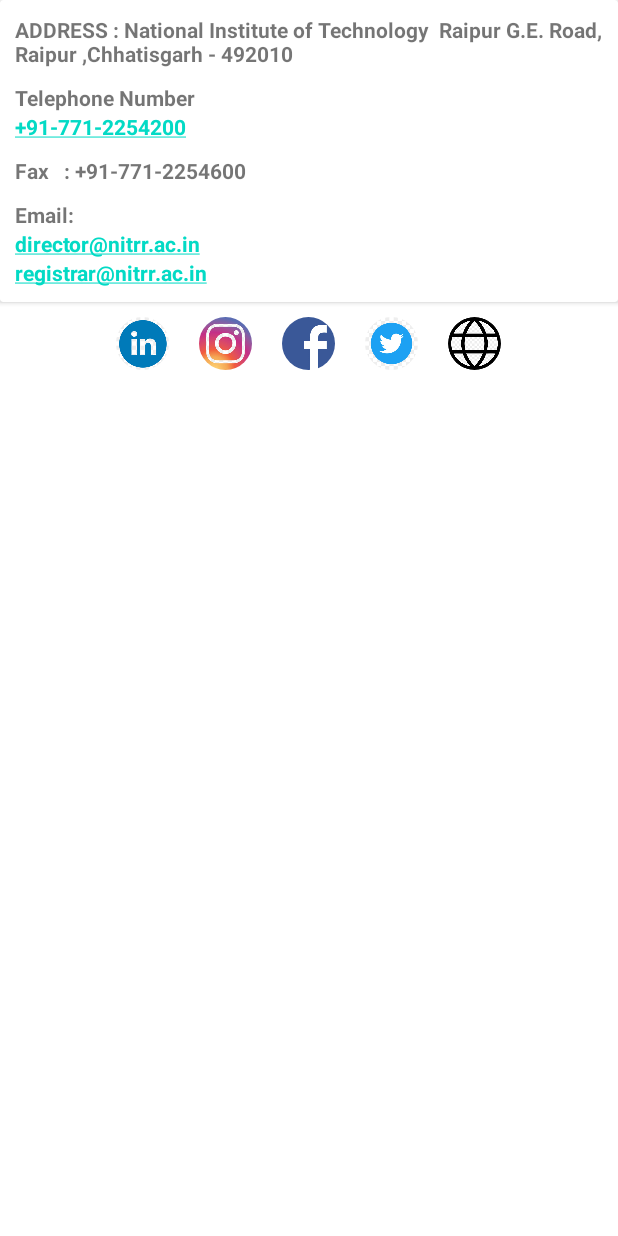
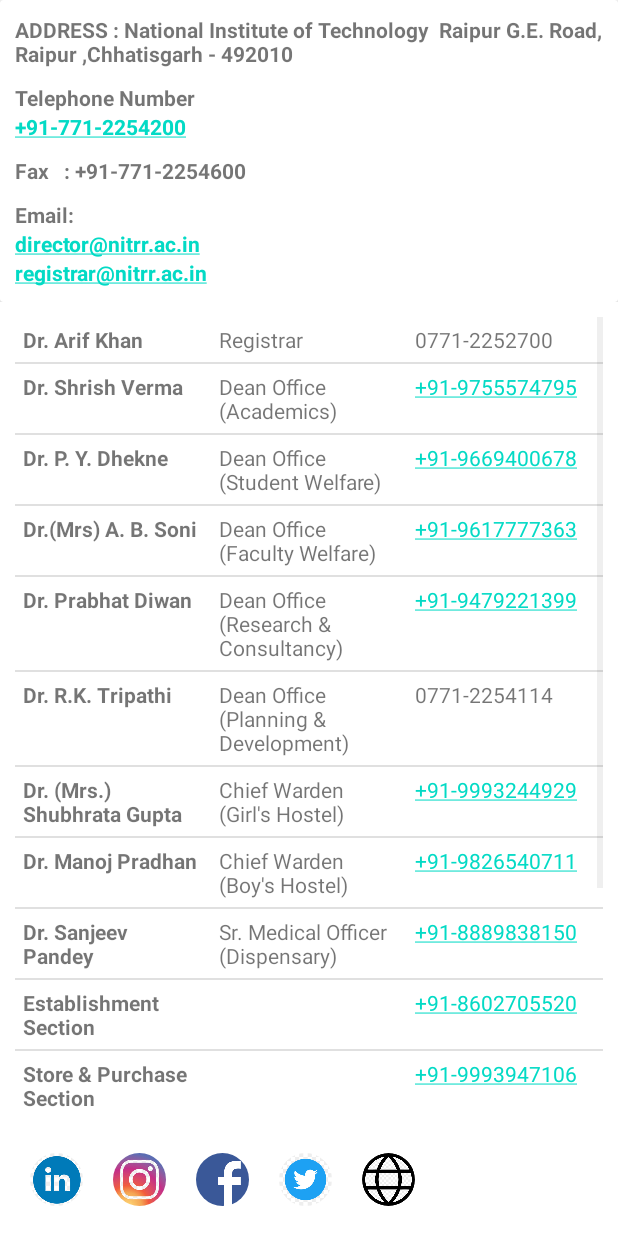
Before and after one commit to animesh288/CommunicationApp, an Android app: the Connect screen opened directly, with no data from a screen before it, on a phone screen of 412 x 824 dp. Run offline under Robolectric (Android 15) with nearby library versions, the phone set to English and light mode, and no system bars; our stand-ins replace CircleImageView; plain views replace NeumorphCardView; Roboto replaces fonts that are not available here.

Commit message:
connect activity finished

```diff
--- /dev/null
+++ b/app/src/main/java/com/example/communicationapp/Adapter/ContactAdapter.java
@@ -0,0 +1,47 @@
+package com.example.communicationapp.Adapter;
+
+import android.content.Context;
+import android.view.LayoutInflater;
+import android.view.View;
+import android.view.ViewGroup;
+import android.widget.ArrayAdapter;
+import android.widget.TextView;
+
+import androidx.annotation.NonNull;
+import androidx.annotation.Nullable;
+
+import com.example.communicationapp.Model.CollegeContacts;
+import com.example.communicationapp.R;
+
+import java.util.ArrayList;
+
+public class ContactAdapter extends ArrayAdapter<CollegeContacts> {
+
+
+    public ContactAdapter(@NonNull Context context, ArrayList<CollegeContacts> list) {
+        super(context, R.layout.connect_list_item ,list);
+
+
+    }
+
+    @NonNull
+    @Override
+    public View getView(int position, @Nullable View convertView, @NonNull ViewGroup parent) {
+
+        CollegeContacts collegeContacts=getItem(position);
+        if(convertView==null){
+            convertView= LayoutInflater.from(getContext()).inflate(R.layout.connect_list_item,parent,false);
+        }
+
+        TextView name=convertView.findViewById(R.id.name);
+        TextView designation=convertView.findViewById(R.id.designation);
+        TextView contact=convertView.findViewById(R.id.contact);
+
+        name.setText(collegeContacts.name);
+        designation.setText(collegeContacts.designation);
+        contact.setText(collegeContacts.contact);
+
+
+        return convertView;
+    }
+}
--- a/app/src/main/java/com/example/communicationapp/Connect.java
+++ b/app/src/main/java/com/example/communicationapp/Connect.java
@@ -7,7 +7,12 @@ import android.net.Uri;
 import android.os.Bundle;
 import android.view.View;
 
+import com.example.communicationapp.Adapter.ContactAdapter;
+import com.example.communicationapp.Model.CollegeContacts;
 import com.example.communicationapp.databinding.ActivityConnectBinding;
+
+import java.sql.Array;
+import java.util.ArrayList;
 
 public class Connect extends AppCompatActivity {
 
@@ -51,6 +56,28 @@ public class Connect extends AppCompatActivity {
             }
         });
 
+        String []name={"Dr. Arif Khan","Dr. Shrish Verma","Dr. P. Y. Dhekne","Dr.(Mrs) A. B. Soni",
+        "Dr. Prabhat Diwan","Dr. R.K. Tripathi","Dr. (Mrs.) Shubhrata Gupta","Dr. Manoj Pradhan","Dr. Sanjeev Pandey",
+        "Establishment Section","Store & Purchase Section","Student Section","Examination Section","Central Library","Placement Cell"};
+
+        String []designation={"Registrar","Dean Office (Academics)","Dean Office (Student Welfare)","Dean Office (Faculty Welfare)",
+        "Dean Office (Research & Consultancy)","Dean Office (Planning & Development)","Chief Warden (Girl's Hostel)",
+        "Chief Warden (Boy's Hostel)","Sr. Medical Officer (Dispensary)"," "," "," "," "," "," "};
+
+        String []contact={"0771-2252700","+91-9755574795","+91-9669400678","+91-9617777363","+91-9479221399","0771-2254114",
+        "+91-9993244929","+91-9826540711","+91-8889838150","+91-8602705520","+91-9993947106","+91-9981544944","+91-9893655655",
+        "+91-9977508422","+91-7400730333"};
+
+        ArrayList<CollegeContacts> list=new ArrayList<>();
+
+        for(int i=0;i<name.length;i++){
+            CollegeContacts x=new CollegeContacts(name[i],designation[i],contact[i]);
+            list.add(x);
+        }
+
+        ContactAdapter contactAdapter=new ContactAdapter(Connect.this,list);
+        activityConnectBinding.listView.setAdapter(contactAdapter);
+
 
 
 
--- /dev/null
+++ b/app/src/main/java/com/example/communicationapp/Model/CollegeContacts.java
@@ -0,0 +1,13 @@
+package com.example.communicationapp.Model;
+
+public class CollegeContacts {
+
+    public String name,designation,contact;
+
+    public CollegeContacts(String name, String designation, String contact) {
+        this.name = name;
+        this.designation = designation;
+        this.contact = contact;
+    }
+
+}
--- a/app/src/main/res/layout/activity_connect.xml
+++ b/app/src/main/res/layout/activity_connect.xml
@@ -1,5 +1,5 @@
 <?xml version="1.0" encoding="utf-8"?>
-<ScrollView xmlns:android="http://schemas.android.com/apk/res/android"
+<RelativeLayout xmlns:android="http://schemas.android.com/apk/res/android"
     xmlns:app="http://schemas.android.com/apk/res-auto"
     xmlns:tools="http://schemas.android.com/tools"
     android:layout_width="match_parent"
@@ -9,7 +9,8 @@
         <LinearLayout
             android:layout_width="match_parent"
             android:layout_height="wrap_content"
-            android:orientation="vertical">
+            android:orientation="vertical"
+            android:id="@+id/linearlayout">
 
             <soup.neumorphism.NeumorphCardView
                 android:layout_width="match_parent"
@@ -83,11 +84,33 @@
                 </LinearLayout>
 
             </soup.neumorphism.NeumorphCardView>
+
+        </LinearLayout>
+
+    <LinearLayout
+        android:layout_width="wrap_content"
+        android:layout_height="wrap_content"
+        android:layout_below="@id/linearlayout"
+        android:orientation="vertical"
+        android:layout_margin="10dp"
+        android:layout_above="@id/socials">
+        <ListView
+            android:layout_width="wrap_content"
+            android:layout_height="wrap_content"
+            android:id="@+id/listView"
+            tools:listitem="@layout/connect_list_item"
+            >
+
+        </ListView>
+    </LinearLayout>
     <LinearLayout
         android:layout_width="wrap_content"
         android:layout_height="wrap_content"
         android:orientation="horizontal"
-                android:layout_gravity="center">
+        android:layout_gravity="center"
+        android:layout_margin="10dp"
+        android:id="@+id/socials"
+        android:layout_alignParentBottom="true">
 
         <de.hdodenhof.circleimageview.CircleImageView
             android:layout_width="35dp"
@@ -126,13 +149,8 @@
             android:id="@+id/web"
 
             />
-
-
-
     </LinearLayout>
 
 
 
-
-        </LinearLayout>
-</ScrollView>
+</RelativeLayout>
--- a/app/src/main/res/layout/activity_main.xml
+++ b/app/src/main/res/layout/activity_main.xml
@@ -48,7 +48,7 @@
         <GridLayout
             android:layout_width="match_parent"
             android:layout_height="match_parent"
-            android:rowCount="4"
+            android:rowCount="3"
             android:columnCount="2"
             android:layout_marginTop="80dp"
             android:columnOrderPreserved="false"
--- /dev/null
+++ b/app/src/main/res/layout/connect_list_item.xml
@@ -0,0 +1,48 @@
+<?xml version="1.0" encoding="utf-8"?>
+<RelativeLayout xmlns:android="http://schemas.android.com/apk/res/android"
+    android:layout_width="match_parent"
+    android:layout_height="wrap_content"
+    xmlns:app="http://schemas.android.com/apk/res-auto"
+    android:orientation="horizontal"
+    >
+
+    <LinearLayout
+        android:layout_width="match_parent"
+        android:layout_height="wrap_content"
+        android:orientation="horizontal"
+        android:weightSum="3">
+
+        <TextView
+            android:id="@+id/name"
+            android:layout_width="0dp"
+            android:layout_height="wrap_content"
+            android:layout_weight="1"
+            android:text=" "
+            android:textStyle="bold"
+            android:layout_margin="5dp"/>
+        <TextView
+            android:id="@+id/designation"
+            android:layout_width="0dp"
+            android:layout_height="wrap_content"
+            android:layout_weight="1"
+            android:text=" "
+            android:layout_margin="5dp"/>
+        <TextView
+            android:id="@+id/contact"
+            android:layout_width="0dp"
+            android:layout_height="wrap_content"
+            android:layout_weight="1"
+            android:text="9876543210"
+            android:autoLink="phone"
+            android:linksClickable="true"
+            android:layout_margin="5dp"/>
+
+
+    </LinearLayout>
+
+
+
+
+
+
+</RelativeLayout>
```
Lines whose indentation alone changed are shown as unchanged.
